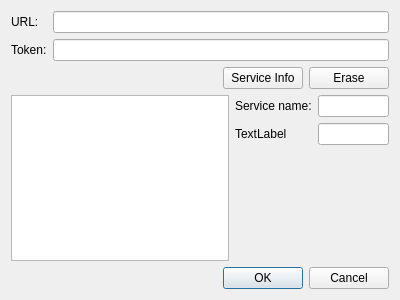
Before: the Qt Designer form src/document_service/ui/dlg_document_service.ui in psakar/datovka, drawn with Qt 5.
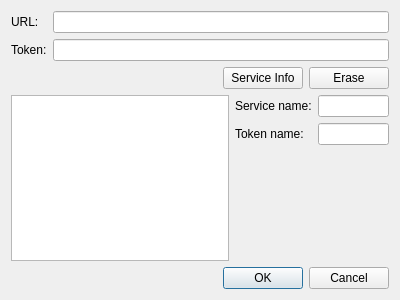
After: the same form once the commit is applied.

Patch:
```diff
--- a/src/document_service/ui/dlg_document_service.ui
+++ b/src/document_service/ui/dlg_document_service.ui
@@ -95,7 +95,7 @@
        <item row="1" column="0">
         <widget class="QLabel" name="tokenNameLabel">
          <property name="text">
-          <string>TextLabel</string>
+          <string>Token name:</string>
          </property>
         </widget>
        </item>
```
